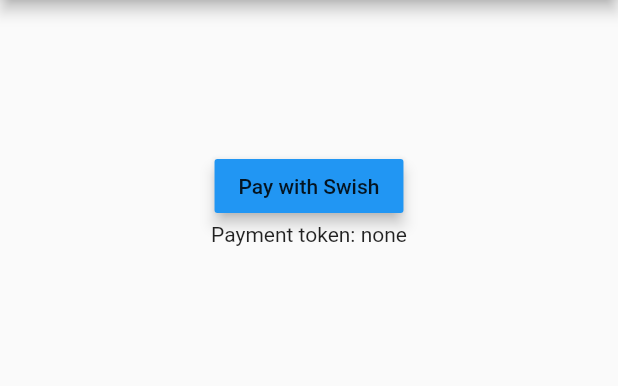
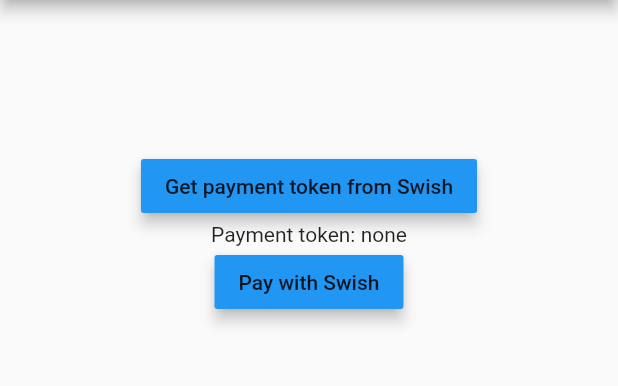
Before and after one commit to aeolus/swish-demo, a Flutter app: the screen it shows after launch, after a tap on "Pay with Swish", on a phone screen of 412 x 824 dp, the part 84-470 px from its top. Run offline on Flutter 3.47's test engine with Material 2 defaults, Android fonts, the phone set to English and light mode, and no system bars.

Commit message:
invoke swish

```diff
--- a/lib/main.dart
+++ b/lib/main.dart
@@ -1,5 +1,6 @@
 import 'package:flutter/material.dart';
 import 'client.dart';
+import 'package:url_launcher/url_launcher.dart';
 
 void main() => runApp(SwishDemoApp());
 
@@ -28,11 +29,21 @@ class SwishDemoState extends State<SwishDemo> {
     });
   }
 
-  Future<Null> getToken() async {
+  Future<Null> _getToken() async {
     String token = await postWithClientCertificate();
     setState(() {
       _paymentRequestToken = token;
     });
+  }
+
+  _openSwish() async {
+    var callbackUrl = 'https://www.google.com';
+    var url = 'swish://paymentrequest?token=' + _paymentRequestToken + '&callbackurl=' + callbackUrl;
+    if (await canLaunch(url)) {
+      await launch(url);
+    } else {
+      throw 'Could not launch $url';
+    }
   }
 
   @override
@@ -47,13 +58,20 @@ class SwishDemoState extends State<SwishDemo> {
           child: Column(
             children: <Widget>[
               RaisedButton(
+                child: const Text('Get payment token from Swish'),
+                color: Theme.of(context).accentColor,
+                elevation: 4.0,
+                splashColor: Colors.blueGrey,
+                onPressed: _getToken,
+              ),
+              futureTokenWidgetOnButtonPress(),
+              RaisedButton(
                 child: const Text('Pay with Swish'),
                 color: Theme.of(context).accentColor,
                 elevation: 4.0,
                 splashColor: Colors.blueGrey,
-                onPressed: getToken,
+                onPressed: _openSwish,
               ),
-              futureTokenWidgetOnButtonPress()
             ],
           ),
         ),
--- a/pubspec.yaml
+++ b/pubspec.yaml
@@ -19,6 +19,8 @@ dependencies:
   # The following adds the Cupertino Icons font to your application.
   # Use with the CupertinoIcons class for iOS style icons.
   cupertino_icons: ^0.1.2
+
+  url_launcher: ^5.0.0
 
 dev_dependencies:
   flutter_test:
```
